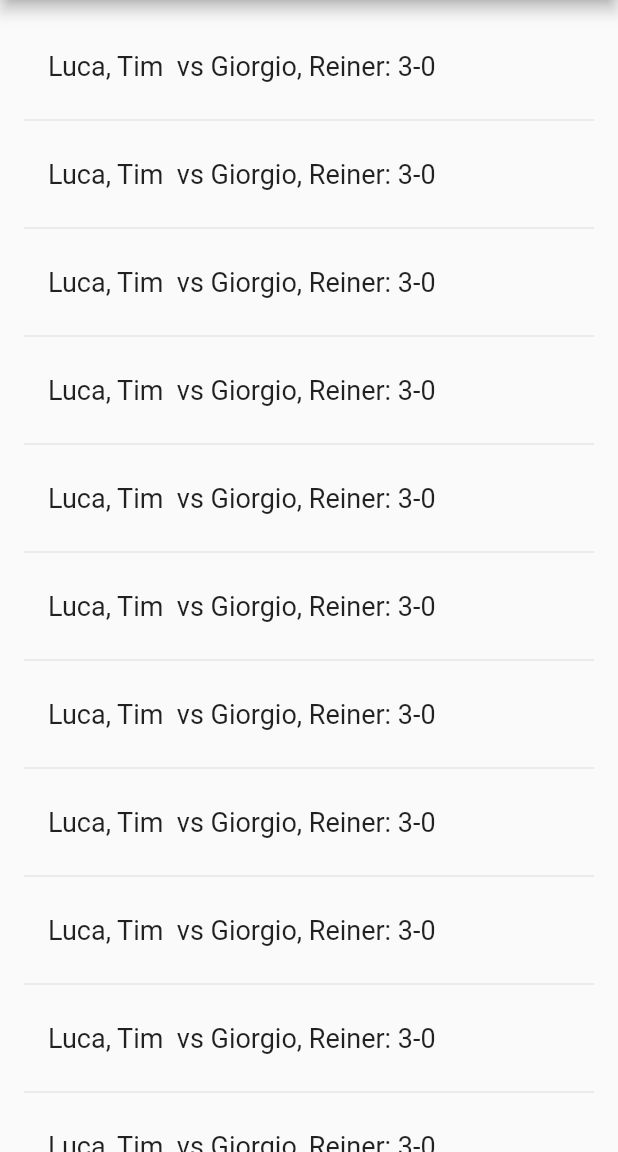
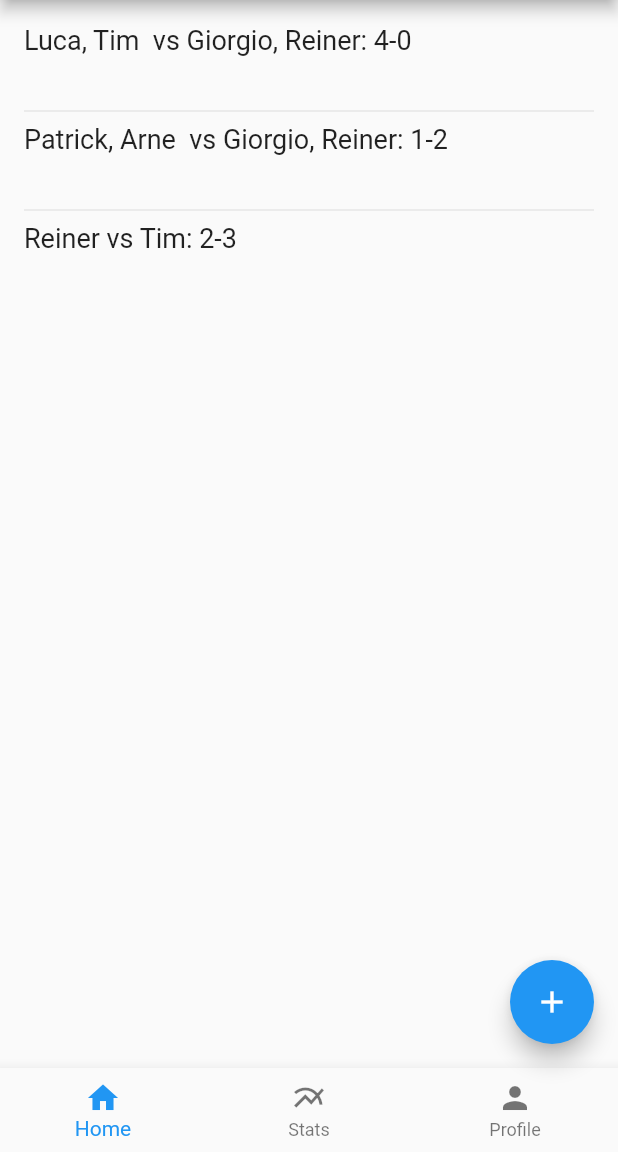
Before and after one commit to abdu-uaq/skorers, a Flutter app: the screen it shows after launch, on a phone screen of 412 x 824 dp, the part 84-1236 px from its top. Run offline on Flutter 3.47's test engine with Material 2 defaults, Android fonts, the phone set to English and light mode, and no system bars.

Commit message:
Add modal form to add new scores

```diff
--- a/lib/main.dart
+++ b/lib/main.dart
@@ -5,47 +5,106 @@ void main() => runApp(MyApp());
 class MyApp extends StatelessWidget {
   @override
   Widget build(BuildContext context) {
-    return MaterialApp(
-      title: 'Skorers',
-      home: Scores()
-    );
+    return MaterialApp(title: 'Skorers', home: Scores());
   }
 }
 
 class ScoresState extends State<Scores> {
-  final _scores = <String>[];
+  final _scores = <String>[
+    "Luca, Tim  vs Giorgio, Reiner: 4-0",
+    "Patrick, Arne  vs Giorgio, Reiner: 1-2",
+    "Reiner vs Tim: 2-3"
+  ];
   final _biggerFont = const TextStyle(fontSize: 18.0);
 
   @override
   Widget build(BuildContext context) {
+    final _formKey = GlobalKey<FormState>();
+
     return Scaffold(
       appBar: AppBar(
         title: Text('Skorers'),
       ),
-      body: _buildSuggestions(),
+      body: _buildScores(),
+      floatingActionButton: new FloatingActionButton(
+        onPressed: () {
+          showDialog(
+              context: context,
+              builder: (BuildContext context) {
+                return AlertDialog(
+                  content: Form(
+                    key: _formKey,
+                    child: Column(
+                      mainAxisSize: MainAxisSize.min,
+                      children: <Widget>[
+                        Padding(
+                          padding: EdgeInsets.all(8.0),
+                          child: TextFormField(
+                            decoration: InputDecoration(labelText: 'Team 1'),
+                          ),
+                        ),
+                        Padding(
+                          padding: EdgeInsets.all(8.0),
+                          child: TextFormField(
+                            decoration: InputDecoration(labelText: 'Team 2'),
+                          ),
+                        ),
+                        Padding(
+                          padding: EdgeInsets.all(8.0),
+                          child: TextFormField(
+                            decoration: InputDecoration(labelText: 'Score'),
+                          ),
+                        ),
+                        Padding(
+                          padding: const EdgeInsets.all(8.0),
+                          child: RaisedButton(
+                            child: Text("Submit"),
+                            onPressed: () {
+                              if (_formKey.currentState.validate()) {
+                                _formKey.currentState.save();
+                              }
+                            },
+                          ),
+                        )
+                      ],
+                    ),
+                  ),
+                );
+              });
+        },
+        child: Icon(Icons.add),
+      ),
+      bottomNavigationBar: BottomNavigationBar(
+       currentIndex: 0, // this will be set when a new tab is tapped
+       items: [
+         BottomNavigationBarItem(
+           icon: new Icon(Icons.home),
+           title: new Text('Home'),
+         ),
+         BottomNavigationBarItem(
+           icon: new Icon(Icons.multiline_chart),
+           title: new Text('Stats'),
+         ),
+         BottomNavigationBarItem(
+           icon: Icon(Icons.person),
+           title: Text('Profile')
+         )
+       ],
+     ),
     );
   }
 
-  Widget _buildSuggestions() {
-    return ListView.builder(
-        padding: const EdgeInsets.all(16.0),
-        itemBuilder: (context, i) {
-          if (i.isOdd) return Divider();
-
-          final index = i ~/ 2;
-          if (index >= _scores.length) {
-            _scores.add("Luca, Tim  vs Giorgio, Reiner: 3-0");
-          }
-          return _buildRow(_scores[index]);
-        });
-  }
-
-  Widget _buildRow(String score) {
-    return ListTile(
-      title: Text(
-        score,
-        style: _biggerFont,
-      ),
+  Widget _buildScores() {
+    return ListView.separated(
+      padding: const EdgeInsets.all(16.0),
+      itemCount: _scores.length,
+      itemBuilder: (BuildContext context, int index) {
+        return Container(
+          height: 50,
+          child: Text(_scores[index], style: _biggerFont),
+        );
+      },
+      separatorBuilder: (BuildContext context, int index) => const Divider(),
     );
   }
 }
```
Also changed, not shown: 2 other files.
